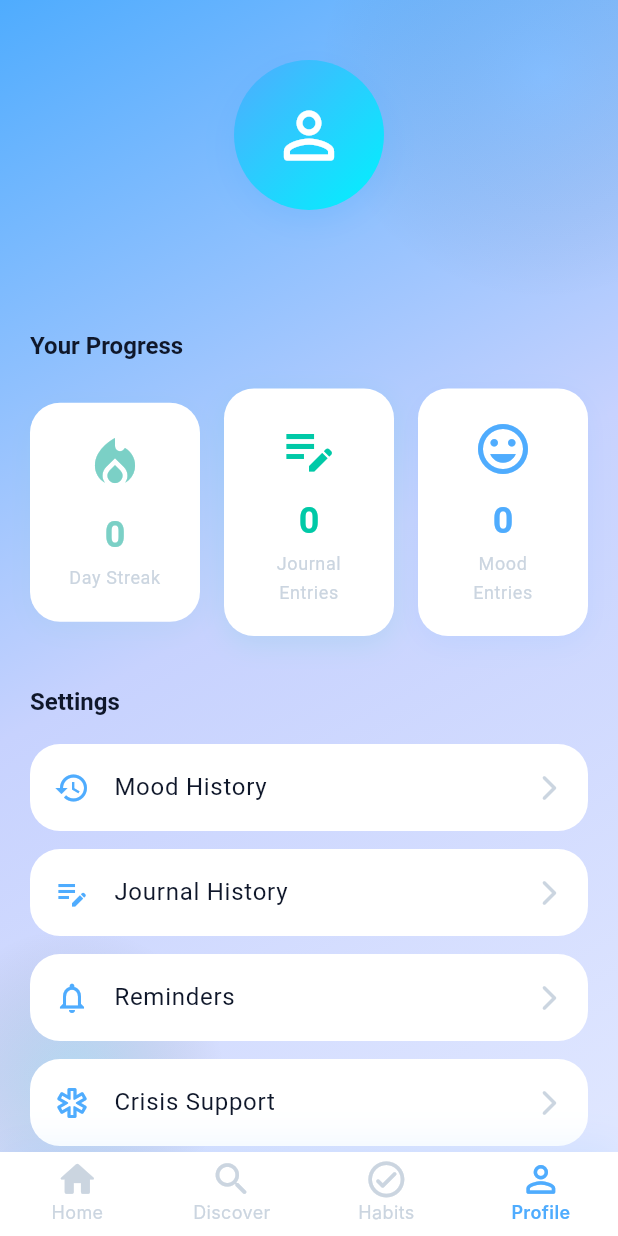
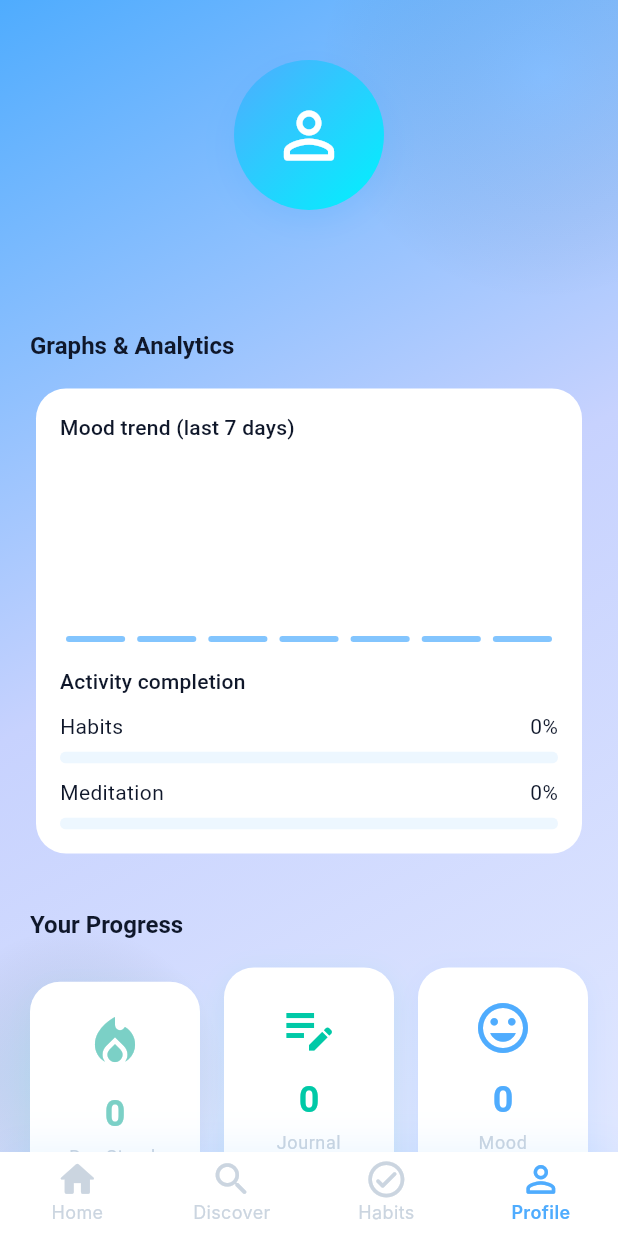
Before and after one commit to iNoumanMalik/ai-counseling-app, a Flutter app: the ProfileScreen screen opened by its route, on a phone screen of 412 x 824 dp. Run offline on Flutter 3.47's test engine with Material 3 defaults, Android fonts, the light colour scheme and no system bars; drawn by our look-alikes of flutter_animate; our stand-ins replace audioplayers, cloud_firestore, confetti, firebase_auth, firebase_core, flutter_riverpod and 2 more; accounts and stored records are empty; Roboto replaces fonts that are missing (Inter).

Commit message:
Added graph, worksheet and mcqs section

```diff
--- a/lib/features/profile/screens/profile_screen.dart
+++ b/lib/features/profile/screens/profile_screen.dart
@@ -10,6 +10,9 @@ import 'package:firebase_auth/firebase_auth.dart';
 import '../../../services/user_service.dart';
 import '../../../services/journal_service.dart';
 import '../../../services/mood_service.dart';
+import '../../../services/habits_service.dart';
+import '../../../services/meditation_service.dart';
+import '../../../services/auth_service.dart';
 import '../../../core/utils/storage_service.dart';
 
 class ProfileScreen extends StatefulWidget {
@@ -24,6 +27,9 @@ class _ProfileScreenState extends State<ProfileScreen> {
   int _streak = 0;
   int _journalCount = 0;
   int _moodCount = 0;
+  List<int> _moodLast7 = List.filled(7, 0);
+  double _habitsCompletion = 0.0;
+  double _meditationCompletion = 0.0;
 
   @override
   void initState() {
@@ -35,6 +41,8 @@ class _ProfileScreenState extends State<ProfileScreen> {
     Map<String, dynamic>? userData;
     List<Map<String, dynamic>> journals = [];
     List<Map<String, dynamic>> moods = [];
+    Map<String, bool> habits = {};
+    Map<String, bool> meditations = {};
     try {
       userData = await UserService(FirebaseFirestore.instance, FirebaseAuth.instance).getUserData();
     } catch (_) {}
@@ -50,15 +58,55 @@ class _ProfileScreenState extends State<ProfileScreen> {
       final local = await StorageService.getMoodHistory();
       moods = local;
     }
+    try {
+      habits = await HabitsService(FirebaseFirestore.instance, FirebaseAuth.instance).getHabits();
+    } catch (_) {
+      final localHabits = await StorageService.getHabits();
+      habits = {
+        for (final e in localHabits.entries)
+          e.key: (e.value is Map<String, dynamic>) ? ((e.value['completed'] as bool?) ?? false) : false,
+      };
+    }
+    try {
+      meditations = await MeditationService(FirebaseFirestore.instance, FirebaseAuth.instance).listCompletions();
+    } catch (_) {
+      meditations = {};
+    }
 
     final fallbackName = await StorageService.getUserName();
     final fallbackStreak = await StorageService.getHabitStreak();
+
+    final now = DateTime.now();
+    final buckets = List<int>.filled(7, 0);
+    for (final m in moods) {
+      final s = m['date'] as String?;
+      if (s == null) continue;
+      DateTime? dt;
+      try { dt = DateTime.parse(s); } catch (_) { dt = null; }
+      if (dt == null) continue;
+      final day = DateTime(dt.year, dt.month, dt.day);
+      final diff = now.difference(day).inDays;
+      if (diff >= 0 && diff < 7) {
+        buckets[6 - diff] += 1;
+      }
+    }
+
+    int habitsTotal = habits.length;
+    int habitsDone = habits.values.where((v) => v).length;
+    double habitsPct = habitsTotal == 0 ? 0.0 : habitsDone / habitsTotal;
+
+    int medTotal = meditations.length;
+    int medDone = meditations.values.where((v) => v).length;
+    double medPct = medTotal == 0 ? 0.0 : medDone / medTotal;
 
     setState(() {
       _userName = (userData?['name'] as String?) ?? fallbackName ?? 'User';
       _streak = (userData?['habitStreak'] as int?) ?? fallbackStreak;
       _journalCount = journals.length;
       _moodCount = moods.length;
+      _moodLast7 = buckets;
+      _habitsCompletion = habitsPct;
+      _meditationCompletion = medPct;
     });
   }
 
@@ -109,6 +157,21 @@ class _ProfileScreenState extends State<ProfileScreen> {
                     ],
                   ),
                 ),
+                const SizedBox(height: 32),
+
+                Text(
+                  'Graphs & Analytics',
+                  style: Theme.of(context).textTheme.titleLarge,
+                ).animate().fadeIn(delay: 500.ms, duration: 400.ms),
+                const SizedBox(height: 12),
+                _AnalyticsSection(
+                  moodLast7: _moodLast7,
+                  habitsCompletion: _habitsCompletion,
+                  meditationCompletion: _meditationCompletion,
+                )
+                    .animate()
+                    .fadeIn(delay: 550.ms, duration: 400.ms)
+                    .slideY(begin: 0.1, end: 0),
                 const SizedBox(height: 32),
 
                 // Stats
@@ -228,12 +291,115 @@ class _ProfileScreenState extends State<ProfileScreen> {
                     .animate()
                     .fadeIn(delay: 1000.ms, duration: 400.ms)
                     .slideX(begin: -0.2, end: 0),
+                _MenuItem(
+                      icon: Icons.logout,
+                      label: 'Logout',
+                      onTap: () async {
+                        try {
+                          await AuthService(FirebaseAuth.instance).signOut();
+                        } catch (_) {}
+                        if (mounted) {
+                          context.go('/auth/signin');
+                        }
+                      },
+                    )
+                    .animate()
+                    .fadeIn(delay: 1100.ms, duration: 400.ms)
+                    .slideX(begin: -0.2, end: 0),
               ],
             ),
           ),
         ),
       ),
       bottomNavigationBar: const AnimatedBottomNav(currentIndex: 3),
+    );
+  }
+}
+
+class _AnalyticsSection extends StatelessWidget {
+  final List<int> moodLast7;
+  final double habitsCompletion;
+  final double meditationCompletion;
+
+  const _AnalyticsSection({
+    required this.moodLast7,
+    required this.habitsCompletion,
+    required this.meditationCompletion,
+  });
+
+  @override
+  Widget build(BuildContext context) {
+    final maxVal = moodLast7.isEmpty ? 0 : (moodLast7.reduce((a, b) => a > b ? a : b));
+    return Card(
+      child: Padding(
+        padding: const EdgeInsets.all(16),
+        child: Column(
+          crossAxisAlignment: CrossAxisAlignment.start,
+          children: [
+            Text('Mood trend (last 7 days)', style: Theme.of(context).textTheme.titleMedium),
+            const SizedBox(height: 12),
+            SizedBox(
+              height: 120,
+              child: Row(
+                crossAxisAlignment: CrossAxisAlignment.end,
+                children: [
+                  for (int i = 0; i < moodLast7.length; i++)
+                    Expanded(
+                      child: Padding(
+                        padding: const EdgeInsets.symmetric(horizontal: 4),
+                        child: Container(
+                          height: maxVal == 0 ? 4 : (moodLast7[i] / maxVal) * 100 + 4,
+                          decoration: BoxDecoration(
+                            color: AppColors.primary.withOpacity(0.7),
+                            borderRadius: BorderRadius.circular(8),
+                          ),
+                        ),
+                      ),
+                    ),
+                ],
+              ),
+            ),
+            const SizedBox(height: 16),
+            Text('Activity completion', style: Theme.of(context).textTheme.titleMedium),
+            const SizedBox(height: 8),
+            _ProgressRow(label: 'Habits', value: habitsCompletion),
+            const SizedBox(height: 8),
+            _ProgressRow(label: 'Meditation', value: meditationCompletion),
+          ],
+        ),
+      ),
+    );
+  }
+}
+
+class _ProgressRow extends StatelessWidget {
+  final String label;
+  final double value;
+  const _ProgressRow({required this.label, required this.value});
+
+  @override
+  Widget build(BuildContext context) {
+    return Column(
+      crossAxisAlignment: CrossAxisAlignment.start,
+      children: [
+        Row(
+          mainAxisAlignment: MainAxisAlignment.spaceBetween,
+          children: [
+            Text(label),
+            Text('${(value * 100).round()}%'),
+          ],
+        ),
+        const SizedBox(height: 6),
+        ClipRRect(
+          borderRadius: BorderRadius.circular(8),
+          child: LinearProgressIndicator(
+            value: value.clamp(0.0, 1.0),
+            minHeight: 8,
+            color: AppColors.primary,
+            backgroundColor: AppColors.primary.withOpacity(0.1),
+          ),
+        ),
+      ],
     );
   }
 }
```
